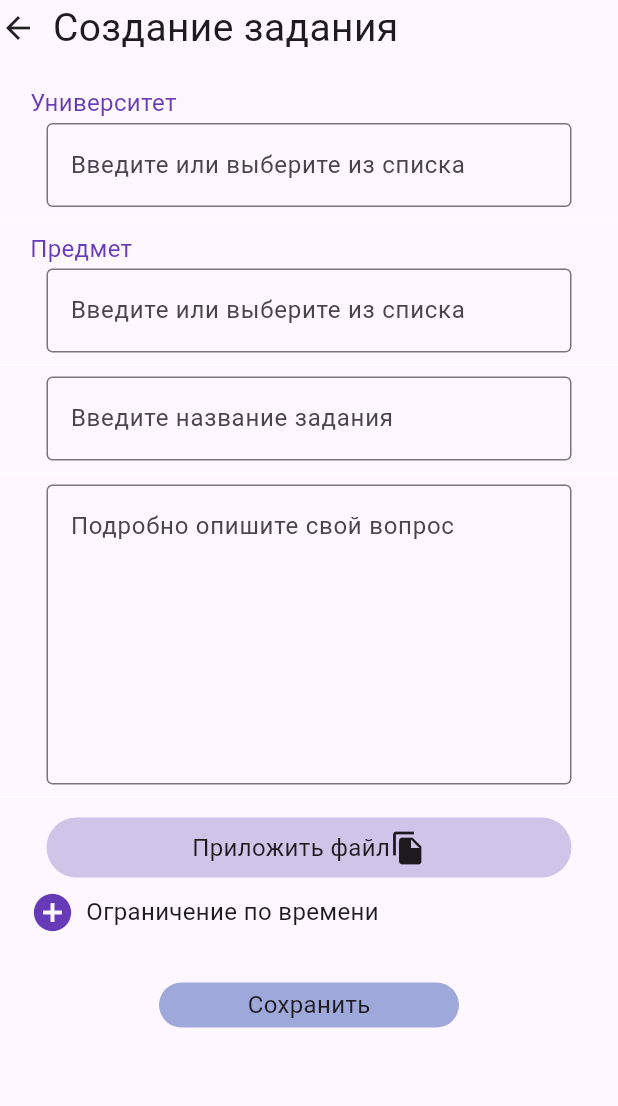
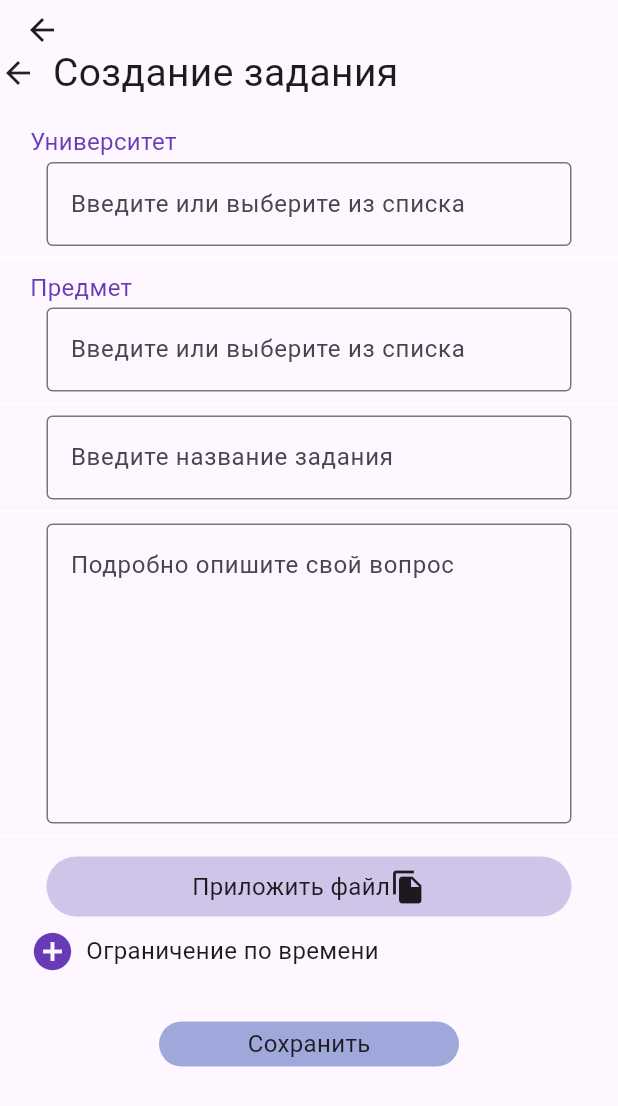
Before and after one commit to GQIRiza/UNIhelp, a Flutter app: the ZadaniePage screen opened directly, on a phone screen of 412 x 824 dp. Shown: the top 1106 px of the screen. Run offline on Flutter 3.47's test engine with Material 3 defaults, Android fonts, the phone set to English and light mode, and no system bars; our stand-ins replace cloud_firestore, firebase_auth, firebase_core, flutter_bloc; accounts and stored records are empty; network calls fail; project files that could hold a hidden picture were left out.

Commit message:
ред экрана добавления заданий

```diff
--- a/lib/screens/zadanie.dart
+++ b/lib/screens/zadanie.dart
@@ -14,6 +14,11 @@ class _ZadaniePageState extends State<ZadaniePage> {
   @override
   Widget build(BuildContext context) {
     return Scaffold(
+      appBar: AppBar(
+        backgroundColor: Colors.transparent,
+        elevation: 0,
+        toolbarHeight: 30,
+      ),
       body: SafeArea(
         child: SingleChildScrollView( scrollDirection: Axis.vertical,
           child: Column(
@@ -45,7 +50,7 @@ class _ZadaniePageState extends State<ZadaniePage> {
     return Column(mainAxisAlignment: MainAxisAlignment.center,
         children: [
           Container(
-              margin: EdgeInsets.only(left: 20, bottom: 2, top: 20),
+              margin: EdgeInsets.only(left: 20, bottom: 2, top: 16),
               alignment: Alignment.centerLeft,
               child: Text('Университет', style: TextStyle(fontSize: 16,color: Colors.deepPurple),)),
           SizedBox(
```
